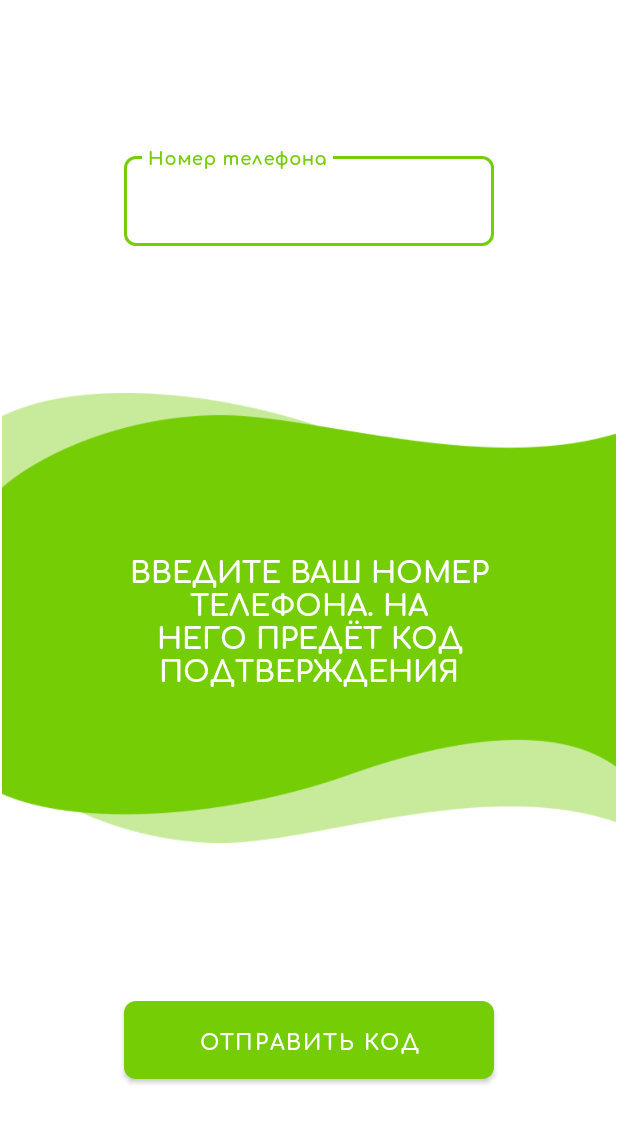
After one commit to andrewlevada/care-phone, an Android app: the AuthActivity screen opened directly, with no data from a screen before it, on a phone screen of 412 x 824 dp. The commit adds this screen. Shown: the top 1123 px of the screen. Run offline under Robolectric (Android 15) with nearby library versions, the phone set to English and light mode, and no system bars; our stand-ins replace Firebase (no records; nobody signed in at launch, a user with empty details on screens opened directly).

Commit message:
Auth with phone number added

```diff
--- a/app/build.gradle
+++ b/app/build.gradle
@@ -1,4 +1,5 @@
 apply plugin: 'com.android.application'
+apply plugin: 'com.google.gms.google-services'
 
 android {
     compileSdkVersion 29
@@ -32,6 +33,9 @@ dependencies {
     implementation 'com.google.android.material:material:1.1.0'
     implementation "androidx.navigation:navigation-fragment:2.2.2"
 
+    implementation 'com.google.firebase:firebase-analytics:17.4.2'
+    implementation 'com.google.firebase:firebase-auth:19.3.1'
+
     implementation 'androidx.legacy:legacy-support-v4:1.0.0'
 
     testImplementation 'junit:junit:4.12'
--- /dev/null
+++ b/app/src/main/java/com/andrewlevada/carephone/AuthActivity.java
@@ -0,0 +1,190 @@
+package com.andrewlevada.carephone;
+
+import android.animation.AnimatorSet;
+import android.animation.ObjectAnimator;
+import android.os.Bundle;
+import android.util.Log;
+import android.view.View;
+import android.widget.Button;
+import android.widget.TextView;
+
+import androidx.annotation.NonNull;
+import androidx.appcompat.app.AppCompatActivity;
+import androidx.core.content.ContextCompat;
+
+import com.google.android.gms.tasks.OnCompleteListener;
+import com.google.android.gms.tasks.Task;
+import com.google.android.material.textfield.TextInputEditText;
+import com.google.firebase.FirebaseException;
+import com.google.firebase.auth.AuthResult;
+import com.google.firebase.auth.FirebaseAuth;
+import com.google.firebase.auth.FirebaseAuthInvalidCredentialsException;
+import com.google.firebase.auth.FirebaseUser;
+import com.google.firebase.auth.PhoneAuthCredential;
+import com.google.firebase.auth.PhoneAuthProvider;
+
+import java.util.concurrent.TimeUnit;
+
+public class AuthActivity extends AppCompatActivity {
+    public static final String PARAM_NAME = "user_type";
+    public static final int TYPE_CARED = 0;
+    public static final int TYPE_CARETAKER = 1;
+
+    private static final int STATE_PHONE = 0;
+    private static final int STATE_CODE = 1;
+
+    private int userType;
+    private int state;
+
+    private TextView infoTextView;
+    private Button button;
+    private TextInputEditText editText;
+
+    private FirebaseAuth auth;
+    private AuthCallback authCallback;
+    private String verificationId;
+    private PhoneAuthProvider.ForceResendingToken token;
+    private PhoneAuthCredential credential;
+
+    @Override
+    protected void onCreate(Bundle savedInstanceState) {
+        super.onCreate(savedInstanceState);
+        setContentView(R.layout.activity_auth);
+
+        // Get state from intent
+        userType = getIntent().getIntExtra(PARAM_NAME, TYPE_CARED);
+        state = STATE_PHONE;
+
+        // Setup auth
+        auth = FirebaseAuth.getInstance();
+        auth.setLanguageCode("ru");
+        authCallback = new AuthCallback(this);
+
+        // Find views by ids
+        infoTextView = findViewById(R.id.auth_info_text);
+        button = findViewById(R.id.auth_button);
+        editText = findViewById(R.id.auth_edit_text);
+
+        // Process button onclick
+        button.setOnClickListener(new View.OnClickListener() {
+            @Override
+            public void onClick(View v) {
+                if (state == STATE_PHONE) requestCodeSending();
+                else if (state == STATE_CODE) processEnteredCode();
+            }
+        });
+    }
+
+    private void requestCodeSending() {
+        if (editText.getText() == null) {
+            editText.setError(getText(R.string.auth_enter_phone_number));
+            return;
+        }
+
+        String phoneNumber = editText.getText().toString();
+        int timeoutSeconds = 120;
+
+        PhoneAuthProvider.getInstance()
+                .verifyPhoneNumber(phoneNumber, timeoutSeconds, TimeUnit.SECONDS, this, authCallback);
+
+        button.setActivated(false);
+    }
+
+    private void processEnteredCode() {
+        if (editText.getText() == null) {
+            editText.setError(getText(R.string.auth_enter_code));
+            return;
+        }
+
+        if (verificationId == null) return;
+
+        credential = PhoneAuthProvider.getCredential(verificationId, editText.getText().toString());
+        auth();
+    }
+
+    private void auth() {
+        Task<AuthResult> task = auth.signInWithCredential(credential);
+
+        task.addOnCompleteListener(this, new OnCompleteListener<AuthResult>() {
+            @Override
+            public void onComplete(@NonNull Task<AuthResult> task) {
+                if (task.isSuccessful()) {
+                    FirebaseUser user = task.getResult().getUser();
+                    continueToHomeActivity(user);
+                } else {
+                    editText.setError(getText(R.string.auth_wrong_code));
+                }
+            }
+        });
+    }
+
+    private void continueToHomeActivity(FirebaseUser user) {
+        Log.e("AUTH_APP", "DONE: " + user.getPhoneNumber());
+    }
+
+    private void onCodeSent() {
+        state = STATE_CODE;
+
+        // Setup editText
+        editText.setText("");
+        editText.setHint(getText(R.string.auth_code));
+
+        // Setup button
+        animateButton();
+        button.setActivated(true);
+        button.setText(getText(R.string.auth_check_code));
+
+        // Setup text
+        infoTextView.setText(getText(R.string.auth_info_second));
+    }
+
+    private void onInvalidPhoneNumber() {
+        editText.setError(getText(R.string.auth_wrong_phone_number));
+    }
+
+    private void animateButton() {
+        ObjectAnimator backgroundAnimation = ObjectAnimator.ofArgb(button, "backgroundColor",
+                ContextCompat.getColor(getApplicationContext(), R.color.colorPrimary),
+                ContextCompat.getColor(getApplicationContext(), R.color.colorSurface));
+        backgroundAnimation.setDuration(600);
+
+        ObjectAnimator textAnimation = ObjectAnimator.ofArgb(button, "textColor",
+                ContextCompat.getColor(getApplicationContext(), R.color.colorOnPrimary),
+                ContextCompat.getColor(getApplicationContext(), R.color.colorOnSurface));
+        textAnimation.setDuration(600);
+
+        AnimatorSet animatorSet = new AnimatorSet();
+        animatorSet.play(backgroundAnimation).with(textAnimation);
+        animatorSet.start();
+    }
+
+    private class AuthCallback extends PhoneAuthProvider.OnVerificationStateChangedCallbacks {
+        private AuthActivity activity;
+
+        @Override
+        public void onVerificationCompleted(@NonNull PhoneAuthCredential phoneAuthCredential) {
+            activity.credential = phoneAuthCredential;
+            activity.auth();
+        }
+
+        @Override
+        public void onVerificationFailed(@NonNull FirebaseException e) {
+            if (e instanceof FirebaseAuthInvalidCredentialsException)
+                activity.onInvalidPhoneNumber();
+
+            Log.e("AUTH_APP", "wrong");
+            e.printStackTrace();
+        }
+
+        @Override
+        public void onCodeSent(@NonNull String verificationId, @NonNull PhoneAuthProvider.ForceResendingToken token) {
+            activity.verificationId = verificationId;
+            activity.token = token;
+            activity.onCodeSent();
+        }
+
+        AuthCallback(AuthActivity activity) {
+            this.activity = activity;
+        }
+    }
+}
--- /dev/null
+++ b/app/src/main/res/layout/activity_auth.xml
@@ -0,0 +1,75 @@
+<?xml version="1.0" encoding="utf-8"?>
+<androidx.constraintlayout.widget.ConstraintLayout xmlns:android="http://schemas.android.com/apk/res/android"
+    xmlns:app="http://schemas.android.com/apk/res-auto"
+    xmlns:tools="http://schemas.android.com/tools"
+    android:layout_width="match_parent"
+    android:layout_height="match_parent"
+    tools:context=".AuthActivity"
+    android:background="@color/colorSurface">
+
+    <ImageView
+        android:id="@+id/auth_wave"
+        android:layout_width="match_parent"
+        android:layout_height="300dp"
+        android:src="@drawable/middle_wave"
+        app:layout_constraintBottom_toBottomOf="parent"
+        app:layout_constraintTop_toTopOf="parent" />
+
+    <TextView
+        android:id="@+id/auth_info_text"
+        android:layout_width="0dp"
+        android:layout_height="wrap_content"
+        android:text="@string/auth_info_first"
+        android:textAlignment="center"
+        android:textAllCaps="true"
+        android:textColor="@color/colorOnPrimary"
+        android:textSize="19sp"
+        app:layout_constraintBottom_toBottomOf="@+id/auth_wave"
+        app:layout_constraintEnd_toStartOf="@+id/auth_track_right"
+        app:layout_constraintStart_toStartOf="@+id/auth_track_left"
+        app:layout_constraintTop_toTopOf="@+id/auth_wave" />
+
+    <com.google.android.material.textfield.TextInputLayout
+        android:id="@+id/textField"
+        android:layout_width="0dp"
+        android:layout_height="wrap_content"
+        android:hint="@string/auth_phone_number"
+        app:layout_constraintBottom_toTopOf="@+id/auth_wave"
+        app:layout_constraintEnd_toStartOf="@+id/auth_track_right"
+        app:layout_constraintStart_toStartOf="@+id/auth_track_left"
+        app:layout_constraintTop_toTopOf="parent"
+        style="@style/Widget.MaterialComponents.TextInputLayout.OutlinedBox">
+
+        <com.google.android.material.textfield.TextInputEditText
+            android:id="@+id/auth_edit_text"
+            android:layout_width="match_parent"
+            android:layout_height="wrap_content"
+            android:inputType="phone"/>
+
+    </com.google.android.material.textfield.TextInputLayout>
+
+    <Button
+        android:id="@+id/auth_button"
+        android:layout_width="0dp"
+        android:layout_height="64dp"
+        android:text="@string/auth_send_code"
+        app:layout_constraintBottom_toBottomOf="parent"
+        app:layout_constraintEnd_toStartOf="@+id/auth_track_right"
+        app:layout_constraintStart_toStartOf="@+id/auth_track_left"
+        app:layout_constraintTop_toBottomOf="@+id/auth_wave" />
+
+    <androidx.constraintlayout.widget.Guideline
+        android:id="@+id/auth_track_left"
+        android:layout_width="match_parent"
+        android:layout_height="wrap_content"
+        android:orientation="vertical"
+        app:layout_constraintGuide_percent="0.2"/>
+
+    <androidx.constraintlayout.widget.Guideline
+        android:id="@+id/auth_track_right"
+        android:layout_width="match_parent"
+        android:layout_height="wrap_content"
+        android:orientation="vertical"
+        app:layout_constraintGuide_percent="0.8"/>
+
+</androidx.constraintlayout.widget.ConstraintLayout>
--- a/app/src/main/res/values/strings.xml
+++ b/app/src/main/res/values/strings.xml
@@ -1,14 +1,31 @@
 <resources>
     <string name="app_name">CarePhone</string>
+
     <string name="home_nav_first">Что-то</string>
     <string name="home_nav_list">Белый список</string>
     <string name="home_nav_stats">Статистика</string>
 
-    <!-- TODO: Remove or change this placeholder text -->
-    <string name="hello_blank_fragment">Hello blank fragment</string>
     <string name="whitelist_title">Белый список:</string>
+
     <string name="timeout_action">Временно отключить блок</string>
-    <string name="add">Добавить</string>
+
+    <string name="general_add">Добавить</string>
     <string name="general_edit">Редактировать</string>
     <string name="general_delete">Удалить</string>
+
+    <string name="hello_button_caretaker">Я забочусь</string>
+    <string name="hello_button_cared">Обо мне заботятся</string>
+    <string name="hello_caretaker_info">Я хочу управлять белым списком того, о ком я забочусь</string>
+    <string name="hello_cared_info">Я хочу использовать белый список на этом телефоне</string>
+
+    <string name="auth_info_first">Введите ваш номер телефона. На него предёт код подтверждения</string>
+    <string name="auth_info_second">Теперь введите код подтверждения из sms</string>
+    <string name="auth_code">Код</string>
+    <string name="auth_send_code">Отправить код</string>
+    <string name="auth_check_code">Проверить код</string>
+    <string name="auth_phone_number">Номер телефона</string>
+    <string name="auth_wrong_phone_number">Неверый номер телефона</string>
+    <string name="auth_enter_phone_number">Введите номер телефона</string>
+    <string name="auth_wrong_code">Неверый код</string>
+    <string name="auth_enter_code">Введите код</string>
 </resources>
--- a/app/src/main/res/values/styles.xml
+++ b/app/src/main/res/values/styles.xml
@@ -5,6 +5,8 @@
         <item name="colorPrimaryVariant">@color/colorPrimaryDark</item>
         <item name="colorSurface">@color/colorSurface</item>
         <item name="android:colorBackground">@color/colorPrimary</item>
+
+        <item name="fontFamily">@font/comfortaa_bold</item>
 
         <item name="windowNoTitle">true</item>
         <item name="android:statusBarColor">?attr/colorPrimaryVariant</item>
@@ -17,6 +19,7 @@
         <item name="popupMenuStyle">@style/Widget.Custom.PopupMenu</item>
         <item name="android:contextPopupMenuStyle" tools:targetApi="n">@style/Widget.Custom.PopupMenu</item>
         <item name="actionOverflowMenuStyle">@style/Widget.Custom.PopupMenu</item>
+        <item name="shapeAppearanceSmallComponent">@style/ShapeAppearance.App.SmallComponent</item>
     </style>
 
     <style name="Widget.Custom.Toolbar" parent="Widget.MaterialComponents.Toolbar.Primary">
@@ -45,4 +48,9 @@
         <item name="background">@color/colorSurface</item>
         <item name="android:textColor">@color/colorOnSurface</item>
     </style>
+
+    <style name="ShapeAppearance.App.SmallComponent" parent="ShapeAppearance.MaterialComponents.SmallComponent">
+        <item name="cornerFamily">rounded</item>
+        <item name="cornerSize">8dp</item>
+    </style>
 </resources>
--- a/build.gradle
+++ b/build.gradle
@@ -6,7 +6,8 @@ buildscript {
         jcenter()
     }
     dependencies {
-        classpath 'com.android.tools.build:gradle:3.6.3'
+        classpath 'com.android.tools.build:gradle:4.0.0'
+        classpath 'com.google.gms:google-services:4.3.3'
         // NOTE: Do not place your application dependencies here; they belong
         // in the individual module build.gradle files
     }
```
Also changed, not shown: app/src/main/AndroidManifest.xml (+18 -6 lines), app/src/main/java/com/andrewlevada/carephone/HelloActivity.java (added, +38 -0 lines), app/src/main/res/layout/activity_hello.xml (added, +102 -0 lines), app/src/main/res/drawable/hello_wave.png (added), app/src/main/res/drawable/middle_wave.png (added), gradle/wrapper/gradle-wrapper.properties, 1 other file.
